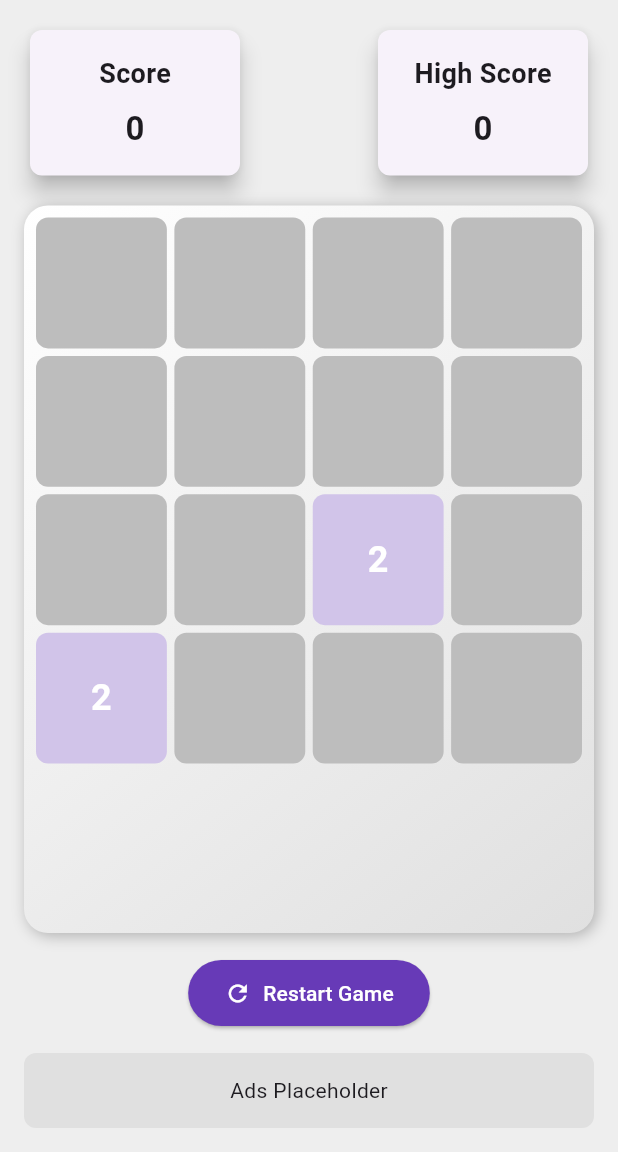
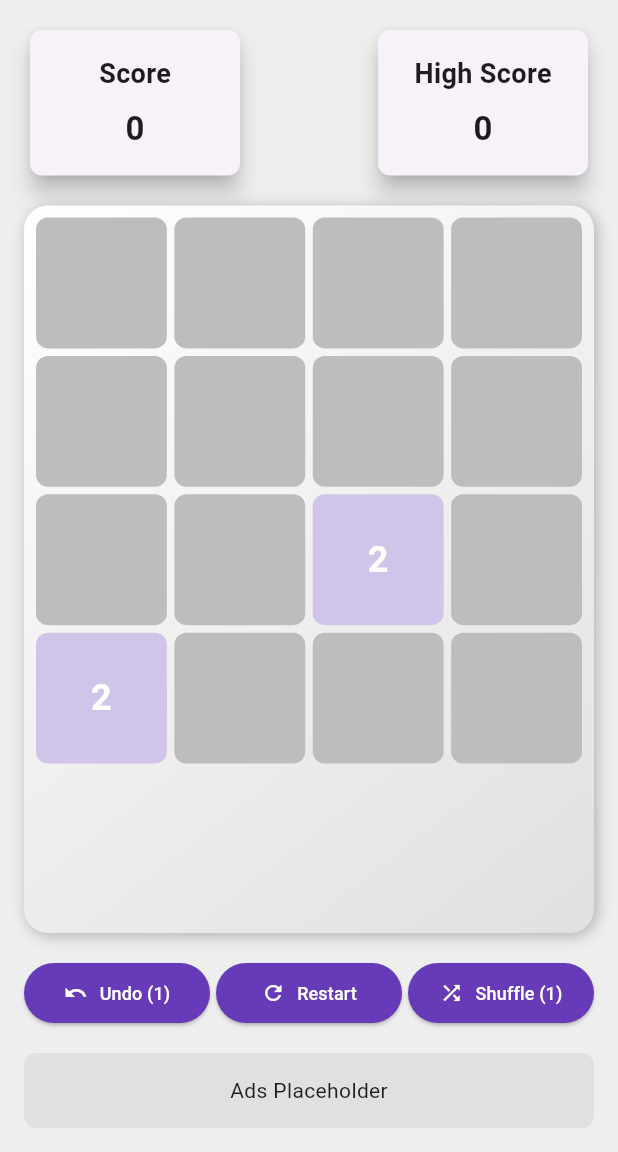
Before and after one commit to Shiloli-r/FusionGrid, a Flutter app: the GamePage screen opened directly, on a phone screen of 412 x 824 dp, the part 84-1236 px from its top. Run offline on Flutter 3.47's test engine with Material 3 defaults, Android fonts, the phone set to English and light mode, and no system bars; our stand-ins replace get.

Commit message:
power ups

```diff
--- a/lib/views/game_page.dart
+++ b/lib/views/game_page.dart
@@ -31,22 +31,26 @@ class GamePage extends StatelessWidget {
         padding: const EdgeInsets.all(16.0),
         child: Column(
           children: [
-            // Score display area with animated score changes.
+            // Score display area.
             Row(
               mainAxisAlignment: MainAxisAlignment.spaceBetween,
               children: [
-                Obx(() => ScoreCard(
+                Obx(
+                  () => ScoreCard(
                     label: "Score",
                     score: gameController.score.value,
-                )),
-                Obx(() => ScoreCard(
+                  ),
+                ),
+                Obx(
+                  () => ScoreCard(
                     label: "High Score",
                     score: gameController.highScore.value,
-                )),
+                  ),
+                ),
               ],
             ),
             SizedBox(height: 16),
-            // Game board container with gradient background, rounded corners, and shadow.
+            // Game board container.
             Expanded(
               child: Container(
                 decoration: BoxDecoration(
@@ -61,7 +65,7 @@ class GamePage extends StatelessWidget {
                       color: Colors.black26,
                       blurRadius: 8,
                       offset: Offset(2, 2),
-                    )
+                    ),
                   ],
                 ),
                 padding: const EdgeInsets.all(8.0),
@@ -84,27 +88,104 @@ class GamePage extends StatelessWidget {
                       gameController.moveRight();
                     }
                   },
-                  child: Obx(() => GameBoard(board: gameController.board.value)),
+                  child: Obx(
+                    () => GameBoard(board: gameController.board.value),
+                  ),
                 ),
               ),
             ),
             SizedBox(height: 16),
-            // Additional restart button at the bottom.
-            ElevatedButton.icon(
+            // Powerups row: Undo, Restart, and Shuffle.
+            Obx(
+              () => Row(
+                children: [
+                  Expanded(
+                    child: ElevatedButton.icon(
+                      onPressed:
+                          gameController.undoMovesLeft.value > 0
+                              ? () {
+                                HapticFeedback.mediumImpact();
+                                gameController.undoMove();
+                              }
+                              : null,
+                      icon: Icon(Icons.undo, size: 16, color: Colors.white),
+                      label: Text(
+                        'Undo (${gameController.undoMovesLeft.value})',
+                        textAlign: TextAlign.center,
+                        style: TextStyle(fontSize: 12),
+                      ),
+                      style: ElevatedButton.styleFrom(
+                        foregroundColor: Colors.white,
+                        backgroundColor: Colors.deepPurple,
+                        padding: EdgeInsets.symmetric(
+                          horizontal: 4,
+                          vertical: 8,
+                        ),
+                        shape: RoundedRectangleBorder(
+                          borderRadius: BorderRadius.circular(20),
+                        ),
+                      ),
+                    ),
+                  ),
+                  SizedBox(width: 4),
+                  Expanded(
+                    child: ElevatedButton.icon(
                       onPressed: () {
                         HapticFeedback.mediumImpact();
                         gameController.resetGame();
                       },
-              icon: Icon(Icons.refresh, color: Colors.white),
-              label: Text('Restart Game'),
+                      icon: Icon(Icons.refresh, size: 16, color: Colors.white),
+                      label: Text(
+                        'Restart',
+                        textAlign: TextAlign.center,
+                        style: TextStyle(fontSize: 12),
+                      ),
                       style: ElevatedButton.styleFrom(
-                foregroundColor: Colors.white, backgroundColor: Colors.deepPurple,
-                padding: EdgeInsets.symmetric(horizontal: 24, vertical: 12),
+                        foregroundColor: Colors.white,
+                        backgroundColor: Colors.deepPurple,
+                        padding: EdgeInsets.symmetric(
+                          horizontal: 4,
+                          vertical: 8,
+                        ),
                         shape: RoundedRectangleBorder(
-                  borderRadius: BorderRadius.circular(30),
+                          borderRadius: BorderRadius.circular(20),
                         ),
                       ),
                     ),
+                  ),
+                  SizedBox(width: 4),
+                  Expanded(
+                    child: ElevatedButton.icon(
+                      onPressed:
+                          gameController.shuffleMovesLeft.value > 0
+                              ? () {
+                                HapticFeedback.mediumImpact();
+                                gameController.shuffleBoard();
+                              }
+                              : null,
+                      icon: Icon(Icons.shuffle, size: 16, color: Colors.white),
+                      label: Text(
+                        'Shuffle (${gameController.shuffleMovesLeft.value})',
+                        textAlign: TextAlign.center,
+                        style: TextStyle(fontSize: 12),
+                      ),
+                      style: ElevatedButton.styleFrom(
+                        foregroundColor: Colors.white,
+                        backgroundColor: Colors.deepPurple,
+                        padding: EdgeInsets.symmetric(
+                          horizontal: 4,
+                          vertical: 8,
+                        ),
+                        shape: RoundedRectangleBorder(
+                          borderRadius: BorderRadius.circular(20),
+                        ),
+                      ),
+                    ),
+                  ),
+                ],
+              ),
+            ),
+
             SizedBox(height: 16),
             // Placeholder for ads.
             Container(
```
Also changed, not shown: lib/controllers/game_controller.dart (+62 -40 lines), lib/widgets/game_over_dialog.dart (added, +57 -0 lines). Lines whose indentation alone changed are shown as unchanged.
